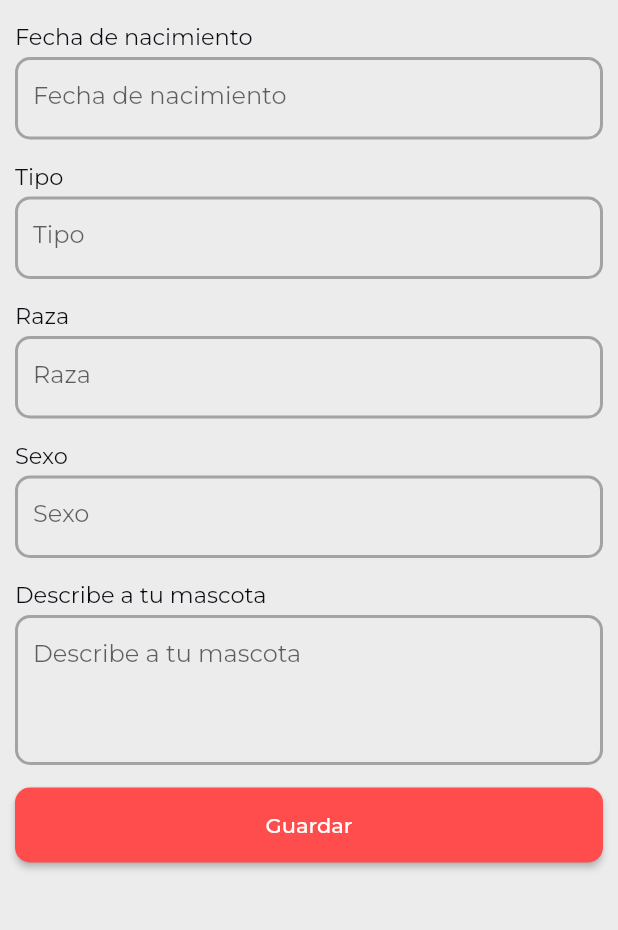
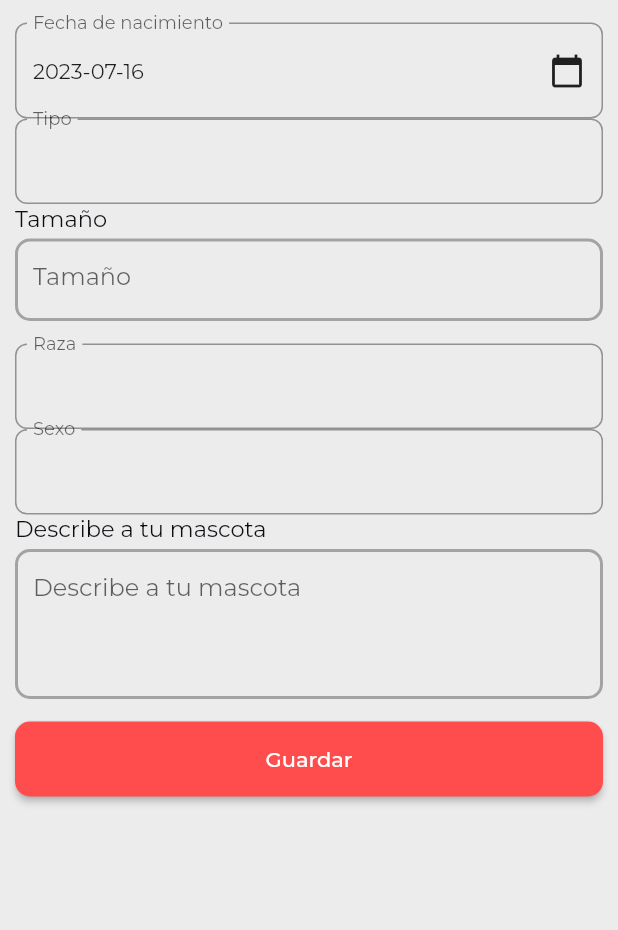
Before and after one commit to 203424/buddies_app, a Flutter app: the PetsPage screen opened directly, after a tap on the "add" icon, on a phone screen of 412 x 824 dp, the part 201-1131 px from its top. Run offline on Flutter 3.47's test engine with Material 2 defaults, Android fonts, the phone set to English and light mode, and no system bars; our stand-ins replace bloc, flutter_bloc, flutter_map, flutter_svg, geolocator, latlong2 and 1 more; network calls fail.

Commit message:
Restrictions in addPets

```diff
--- a/lib/features/pets/presentation/add_pet_page.dart
+++ b/lib/features/pets/presentation/add_pet_page.dart
@@ -5,6 +5,9 @@ import 'package:buddies_app/widgets/input_form_widget.dart';
 import 'package:flutter/material.dart';
 import 'package:flutter_bloc/flutter_bloc.dart';
 
+import '../../../widgets/breed_picker_widget.dart';
+import '../../../widgets/date_picker_widget.dart';
+import '../../../widgets/dropdown_picker_widget.dart';
 import '../domain/entities/pet/pet_entity.dart';
 
 class AddPetPage extends StatefulWidget {
@@ -20,6 +23,7 @@ class _AddPetPageState extends State<AddPetPage> {
   final TextEditingController _breedController = TextEditingController();
   final TextEditingController _genderController = TextEditingController();
   final TextEditingController _descriptionController = TextEditingController();
+  final TextEditingController _sizeController = TextEditingController();
 
   @override
   void dispose() {
@@ -29,8 +33,12 @@ class _AddPetPageState extends State<AddPetPage> {
     _breedController.dispose();
     _genderController.dispose();
     _descriptionController.dispose();
+    _sizeController.dispose();
     super.dispose();
   }
+
+
+
 
   @override
   Widget build(BuildContext context) {
@@ -76,21 +84,45 @@ class _AddPetPageState extends State<AddPetPage> {
                     title: 'Nombre',
                     controller: _nameController,
                   ),
-                  InputFormWidget(
-                    title: 'Fecha de nacimiento',
+                  DatePickerWidget(
                     controller: _birthController,
                   ),
-                  InputFormWidget(
+                  DropdownPickerWidget(
                     title: 'Tipo',
-                    controller: _typeController,
+                    value: _typeController.text,
+                    options: ['Perro', 'Gato'],
+                    onChanged: (newValue) {
+                      setState(() {
+                        _typeController.text = newValue;
+                      });
+                    },
                   ),
                   InputFormWidget(
-                    title: 'Raza',
-                    controller: _breedController,
+                    title: 'Tamaño',
+                    controller: _sizeController,
                   ),
-                  InputFormWidget(
+                  BreedPickerWidget(
+                    petType: _typeController.text.toLowerCase(),
+                    selectedBreed: _breedController.text,
+
+                    onChanged: (breed) {
+                      setState(() {
+                        print(_breedController.text);
+
+                        _breedController.text = breed;
+                      });
+                    },
+                  ),
+
+                  DropdownPickerWidget(
                     title: 'Sexo',
-                    controller: _genderController,
+                    value: _genderController.text,
+                    options: ['Macho', 'Hembra'],
+                    onChanged: (newValue) {
+                      setState(() {
+                        _genderController.text = newValue;
+                      });
+                    },
                   ),
                   InputFormWidget(
                     title: 'Describe a tu mascota',
@@ -105,10 +137,11 @@ class _AddPetPageState extends State<AddPetPage> {
                         type: _typeController.text,
                         breed: _breedController.text,
                         gender: _genderController.text,
-                        size: 'aa',
+                        size: _sizeController.text,
                         description: _descriptionController.text,
                         owner_id: 1,
                       );
+                      print(pet.size);
                       context.read<PetBloc>().add(CreatePetEvent(pet: pet));
                       Navigator.pop(context); // Regresar a la página anterior (PetsPage)
                       context.read<PetBloc>().add(GetPetsEvent());
@@ -125,4 +158,6 @@ class _AddPetPageState extends State<AddPetPage> {
       ),
     );
   }
+
+
 }
--- /dev/null
+++ b/lib/widgets/breed_picker_widget.dart
@@ -0,0 +1,86 @@
+import 'package:flutter/material.dart';
+import 'package:http/http.dart' as http;
+import 'dart:convert';
+
+import 'dropdown_picker_widget.dart';
+
+class BreedPickerWidget extends StatefulWidget {
+  final String petType;
+  final String selectedBreed;
+  final ValueChanged<String> onChanged;
+
+  const BreedPickerWidget({
+    Key? key,
+    required this.petType,
+    required this.selectedBreed,
+    required this.onChanged,
+  }) : super(key: key);
+
+  @override
+  _BreedPickerWidgetState createState() => _BreedPickerWidgetState();
+}
+
+class _BreedPickerWidgetState extends State<BreedPickerWidget> {
+  List<String> _breeds = [];
+  String _selectedBreed = '';
+
+  @override
+  void initState() {
+    super.initState();
+    _loadBreeds();
+  }
+
+  @override
+  void didUpdateWidget(covariant BreedPickerWidget oldWidget) {
+    super.didUpdateWidget(oldWidget);
+    if (oldWidget.petType != widget.petType) {
+      _loadBreeds();
+    }
+    if (widget.selectedBreed != _selectedBreed) {
+      setState(() {
+        _selectedBreed = widget.selectedBreed.isNotEmpty ? widget.selectedBreed : _breeds[0];
+      });
+    }
+  }
+
+  Future<void> _loadBreeds() async {
+    if (widget.petType == 'perro') {
+      // Fetch dog breeds from API
+      final response = await http.get(Uri.parse('https://dog.ceo/api/breeds/list/all'));
+      if (response.statusCode == 200) {
+        final data = jsonDecode(response.body);
+        _breeds = data['message'].keys.toList();
+      }
+    } else if (widget.petType == 'gato') {
+      // Use a predefined list of cat breeds
+      _breeds = [
+        'Persian',
+        'Siamese',
+        'Maine Coon',
+        'Ragdoll',
+        'Bengal',
+        'Sphynx',
+        'British Shorthair',
+      ];
+    }
+
+    setState(() {
+      _selectedBreed = widget.selectedBreed.isNotEmpty ? widget.selectedBreed : _breeds[0];
+    });
+  }
+
+  @override
+  Widget build(BuildContext context) {
+    return DropdownPickerWidget(
+      title: 'Raza',
+      value: _selectedBreed,
+      options: _breeds,
+      onChanged: (newValue) {
+        setState(() {
+          _selectedBreed = newValue;
+        });
+        widget.onChanged(newValue);
+      },
+    );
+  }
+}
--- /dev/null
+++ b/lib/widgets/date_picker_widget.dart
@@ -0,0 +1,62 @@
+import 'package:flutter/material.dart';
+
+class DatePickerWidget extends StatefulWidget {
+  final TextEditingController controller;
+
+  const DatePickerWidget({Key? key, required this.controller}) : super(key: key);
+
+  @override
+  _DatePickerWidgetState createState() => _DatePickerWidgetState();
+}
+
+class _DatePickerWidgetState extends State<DatePickerWidget> {
+  late DateTime _selectedDate;
+
+  @override
+  void initState() {
+    super.initState();
+    _selectedDate = DateTime.now();
+  }
+
+  Future<void> _selectDate(BuildContext context) async {
+    final DateTime? picked = await showDatePicker(
+      context: context,
+      initialDate: _selectedDate,
+      firstDate: DateTime(1900),
+      lastDate: DateTime.now(),
+    );
+    if (picked != null && picked != _selectedDate) {
+      setState(() {
+        _selectedDate = picked;
+        widget.controller.text =
+        '${_selectedDate.year}-${_selectedDate.month.toString().padLeft(2, '0')}-${_selectedDate.day.toString().padLeft(2, '0')}';
+      });
+    }
+  }
+
+  @override
+  Widget build(BuildContext context) {
+    return InkWell(
+      onTap: () {
+        _selectDate(context);
+      },
+      child: InputDecorator(
+        decoration: InputDecoration(
+          labelText: 'Fecha de nacimiento',
+          border: OutlineInputBorder(
+            borderRadius: BorderRadius.circular(8.0),
+          ),
+        ),
+        child: Row(
+          mainAxisAlignment: MainAxisAlignment.spaceBetween,
+          children: [
+            Text(
+              '${_selectedDate.year}-${_selectedDate.month.toString().padLeft(2, '0')}-${_selectedDate.day.toString().padLeft(2, '0')}',
+            ),
+            const Icon(Icons.calendar_today),
+          ],
+        ),
+      ),
+    );
+  }
+}
--- /dev/null
+++ b/lib/widgets/dropdown_picker_widget.dart
@@ -0,0 +1,62 @@
+import 'package:flutter/material.dart';
+
+class DropdownPickerWidget extends StatefulWidget {
+  final String title;
+  final String value;
+  final List<String> options;
+  final Function(String) onChanged;
+
+  const DropdownPickerWidget({
+    Key? key,
+    required this.title,
+    required this.value,
+    required this.options,
+    required this.onChanged,
+  }) : super(key: key);
+
+  @override
+  _DropdownPickerWidgetState createState() => _DropdownPickerWidgetState();
+}
+
+class _DropdownPickerWidgetState extends State<DropdownPickerWidget> {
+  @override
+  Widget build(BuildContext context) {
+    return InkWell(
+      onTap: () {
+        _showOptionsDialog();
+      },
+      child: InputDecorator(
+        decoration: InputDecoration(
+          labelText: widget.title,
+          border: OutlineInputBorder(
+            borderRadius: BorderRadius.circular(8.0),
+          ),
+        ),
+        child: Text(widget.value),
+      ),
+    );
+  }
+
+  void _showOptionsDialog() {
+    showDialog(
+      context: context,
+      builder: (BuildContext context) {
+        return SimpleDialog(
+          title: Text(widget.title),
+          children: widget.options.map((option) {
+            return SimpleDialogOption(
+              onPressed: () {
+                Navigator.pop(context, option);
+              },
+              child: Text(option),
+            );
+          }).toList(),
+        );
+      },
+    ).then((selectedOption) {
+      if (selectedOption != null) {
+        widget.onChanged(selectedOption);
+      }
+    });
+  }
+}
```
Also changed, not shown: lib/features/pets/presentation/pets_page.dart (+4 -4 lines), lib/features/pets/presentation/update_pet_page.dart (+31 -7 lines).
